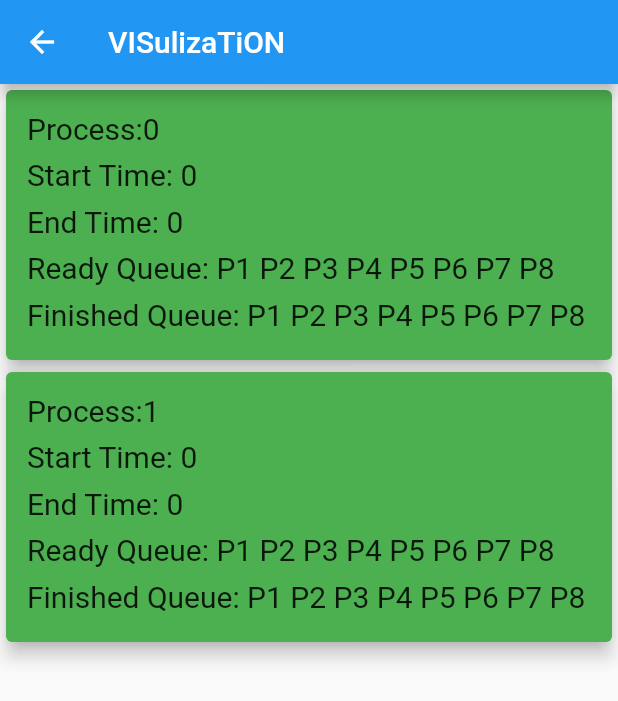
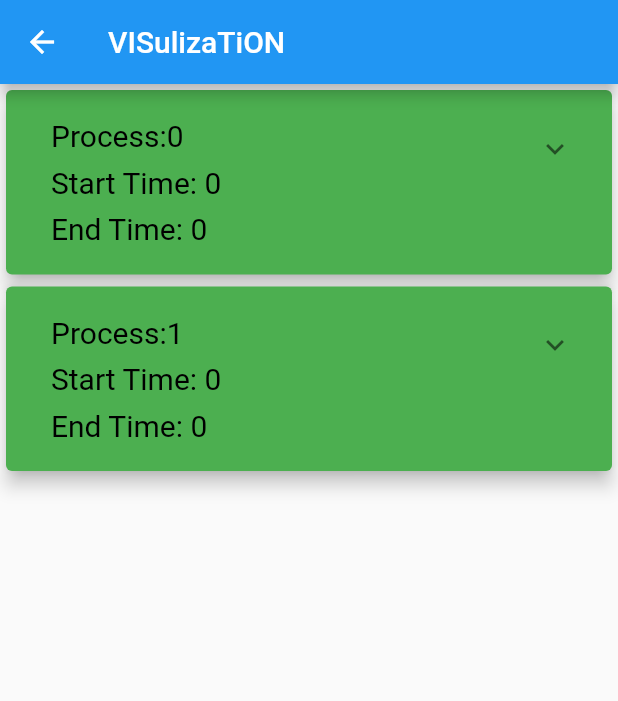
Before and after one commit to Nisarg7324/osproject, a Flutter app: the FCFS screen opened directly, after a tap on "Add Process", after a tap on "Run", on a phone screen of 412 x 824 dp. Shown: the top 701 px of the screen. Run offline on Flutter 3.47's test engine with Material 2 defaults, Android fonts, the phone set to English and light mode, and no system bars.

Commit message:
Add files via upload

```diff
--- a/lib/Card.dart
+++ b/lib/Card.dart
@@ -52,9 +52,15 @@ class CARDstate extends State{
 class Vcard extends StatelessWidget{
   var index;
   List lls;
+  String _rq;
+  String _tq;
   Vcard(int i, List ls){
     index=i;
     lls=ls;
+    _rq="";
+    _tq="";
+    for(var j=index+1;j<ls.length;++j) _rq+= ' P'+lls[j][0];
+    for(var j=0;j<index;++j) _tq+= ' P'+lls[j][0];
   }
 
   isCompleted(){
@@ -75,7 +81,6 @@ class Vcard extends StatelessWidget{
           ),
         ],
       );
-
     }
     else if(lls[index][3]=='2'){
       return Row(
@@ -102,7 +107,7 @@ class Vcard extends StatelessWidget{
     }
   }
 
-
+  Color _textcolor=Colors.black;
 
 
 
@@ -113,13 +118,13 @@ class Vcard extends StatelessWidget{
       child: Card(
         elevation: 5,
         child: Container(
-          height: 180,
+          //height: 250,
 
           child: Padding(
               padding: EdgeInsets.all(10),
               child: Column(
                 children: <Widget>[
-                  Row(
+                  /*Row(
                     children: <Widget>[
                       Padding(
                         padding: EdgeInsets.all(4),
@@ -163,6 +168,25 @@ class Vcard extends StatelessWidget{
                         ),
                       ),
                     ],
+                  ),*/
+                  ExpansionTile(
+                    title: Column(
+                      children: <Widget>[
+                        Row(
+                            children: <Widget>[
+                              Padding(
+                                padding: EdgeInsets.all(4),
+                                child: Container(
+                                  //height: 100,
+                                  child: Text('Process:' + lls[index][0] ,
+                                    style: TextStyle(
+                                      fontSize: 20,
+                                      color: _textcolor,
+                                    ),
+                                  ),
+                                ),
+                              ),
+                            ],
                           ),
                         Row(
                             children: <Widget>[
@@ -170,7 +194,42 @@ class Vcard extends StatelessWidget{
                                 padding: EdgeInsets.all(4),
                                 child: Container(
                                   //height: 50,
-                          child: Text('Ready Queue: P1 P2 P3 P4 P5 P6 P7 P8',
+                                  child: Text('Start Time: ' + lls[index][1],
+                                    style: TextStyle(
+                                      fontSize: 20,
+                                      color: _textcolor,
+                                    ),
+                                  ),
+                                ),
+                              ),
+                            ],
+                          ),
+                        Row(
+                            children: <Widget>[
+                              Padding(
+                                padding: EdgeInsets.all(4),
+                                child: Container(
+                                  //height: 50,
+                                  child: Text('End Time: ' + lls[index][2],
+                                    style: TextStyle(
+                                      fontSize: 20,
+                                      color: _textcolor,
+                                    ),
+                                  ),
+                                ),
+                              ),
+                            ],
+                          ),
+                      ],
+                    ),
+                    children: <Widget>[
+                      Row(
+                        children: <Widget>[
+                          Padding(
+                            padding: EdgeInsets.all(4),
+                            child: Container(
+                              //height: 50,
+                              child: Text('Ready Queue:' + _rq ,
                                 style: TextStyle(
                                   fontSize: 20,
                                 ),
@@ -185,12 +244,14 @@ class Vcard extends StatelessWidget{
                             padding: EdgeInsets.all(4),
                             child: Container(
                               //height: 50,
-                          child: Text('Finished Queue: P1 P2 P3 P4 P5 P6 P7 P8',
+                              child: Text('Finished Queue:' + _tq,
                                 style: TextStyle(
                                   fontSize: 20,
                                 ),
                               ),
                             ),
+                          ),
+                        ],
                       ),
                     ],
                   ),
```
Lines whose indentation alone changed are shown as unchanged.
